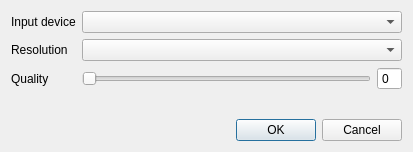
The window that projects/videoclient/src/video/videosettingswidget.ui (mfreiholz/ts3video) describes before a commit, drawn with Qt 5.
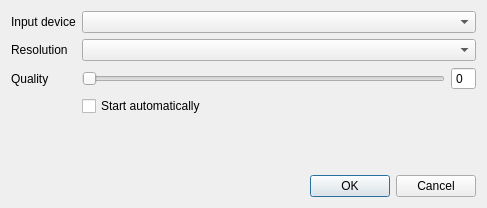
The same window after the commit.

Commit message: Handle resolution changes in vp8-encoder. Makes it possible to change the camera resolution. Use 16:9 apsect-ratio Adds video-width and -height to ClientEntity.

What changed in the file:
```diff
--- a/projects/videoclient/src/video/videosettingswidget.ui
+++ b/projects/videoclient/src/video/videosettingswidget.ui
@@ -6,8 +6,8 @@
    <rect>
     <x>0</x>
     <y>0</y>
-    <width>413</width>
-    <height>152</height>
+    <width>487</width>
+    <height>208</height>
    </rect>
   </property>
   <property name="windowTitle">
@@ -36,14 +36,14 @@
      <item row="1" column="1">
       <widget class="QComboBox" name="resolutions"/>
      </item>
-     <item row="2" column="0">
+     <item row="3" column="0">
       <widget class="QLabel" name="label_3">
        <property name="text">
         <string>Quality</string>
        </property>
       </widget>
      </item>
-     <item row="2" column="1">
+     <item row="3" column="1">
       <layout class="QHBoxLayout" name="horizontalLayout_2">
        <item>
         <widget class="QSlider" name="quality">
@@ -64,6 +64,13 @@
        </item>
       </layout>
      </item>
+     <item row="4" column="1">
+      <widget class="QCheckBox" name="autoEnable">
+       <property name="text">
+        <string>Start automatically</string>
+       </property>
+      </widget>
+     </item>
     </layout>
    </item>
    <item>
```
Left out of the diff: 19 changed lines with no effect on the pictures. The commit also changes 24 other files.
